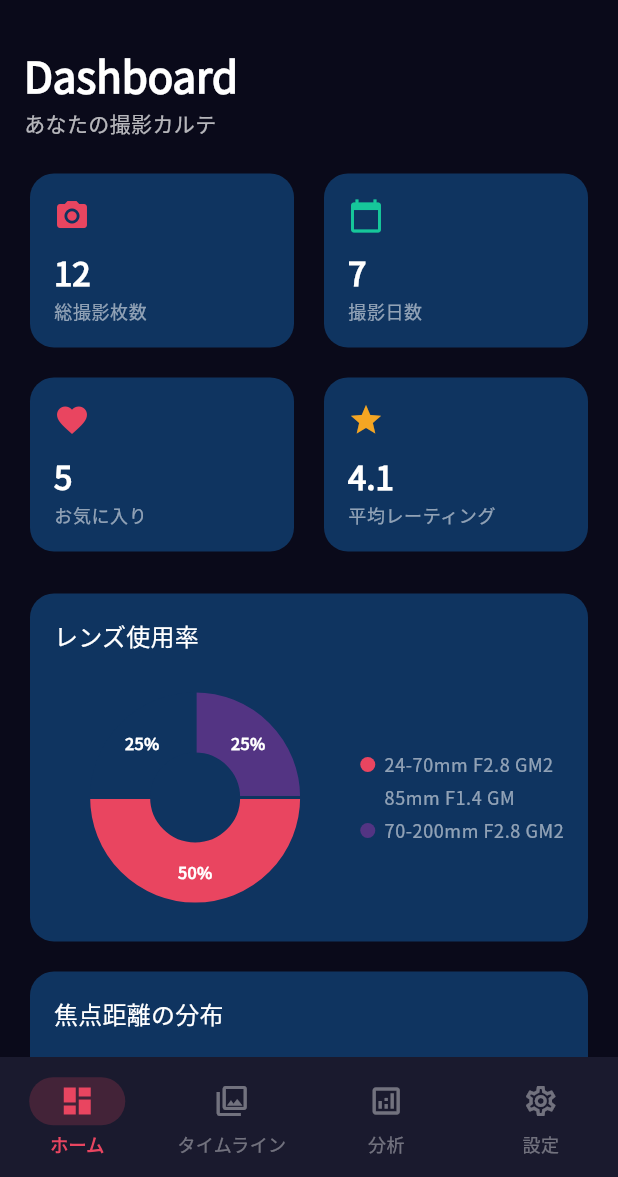
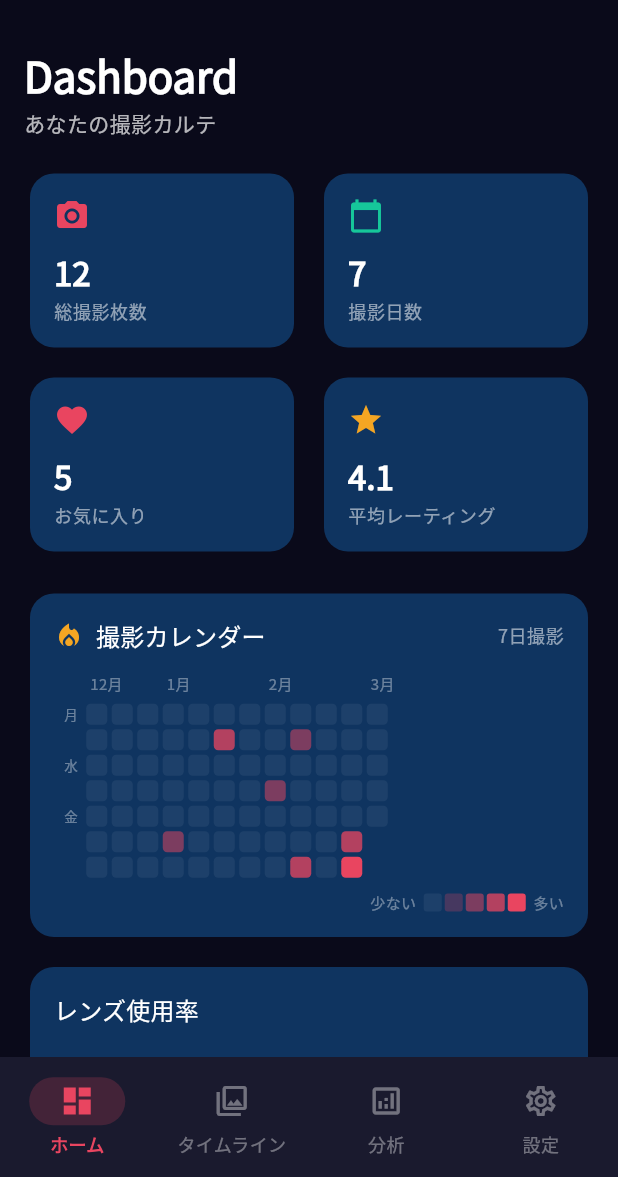
Before and after one commit to taiseidev/snap-pj, a Flutter app: the screen it shows after launch, on a phone screen of 412 x 824 dp, the part 59-1236 px from its top. Run offline on Flutter 3.47's test engine with Material 3 defaults, Android fonts, the phone set to English and light mode, and no system bars; drawn by our look-alikes of fl_chart; our stand-ins replace flutter_riverpod.

Commit message:
feat: 撮影カレンダーヒートマップ機能を追加
ホーム画面にGitHubコントリビューショングラフ風の撮影カレンダーを追加。
過去12週間の撮影日を色の濃淡で可視化し、撮影頻度を一目で把握できる。

https://claude.ai/code/session_01EKiGJTL4ySJhkYVx3yz9iJ

```diff
--- a/lib/features/home/presentation/pages/home_page.dart
+++ b/lib/features/home/presentation/pages/home_page.dart
@@ -6,6 +6,7 @@ import '../../../../shared/widgets/stat_card.dart';
 import '../widgets/focal_length_chart.dart';
 import '../widgets/lens_usage_chart.dart';
 import '../widgets/recent_activity.dart';
+import '../widgets/shooting_calendar.dart';
 
 class HomePage extends ConsumerWidget {
   final void Function(int) onNavigate;
@@ -107,6 +108,8 @@ class HomePage extends ConsumerWidget {
               ),
             )
           else ...[
+            ShootingCalendar(photos: photos),
+            const SizedBox(height: 12),
             LensUsageChart(photos: photos),
             const SizedBox(height: 12),
             FocalLengthChart(photos: photos),
--- /dev/null
+++ b/lib/features/home/presentation/widgets/shooting_calendar.dart
@@ -0,0 +1,206 @@
+import 'package:flutter/material.dart';
+import 'package:intl/intl.dart';
+
+import '../../../../shared/models/photo_data.dart';
+
+class ShootingCalendar extends StatelessWidget {
+  final List<PhotoData> photos;
+
+  const ShootingCalendar({super.key, required this.photos});
+
+  @override
+  Widget build(BuildContext context) {
+    final now = DateTime(2026, 3, 6);
+    final shotCounts = <String, int>{};
+    for (final photo in photos) {
+      final key = _dateKey(photo.shotAt);
+      shotCounts[key] = (shotCounts[key] ?? 0) + 1;
+    }
+
+    final maxCount =
+        shotCounts.values.fold<int>(0, (a, b) => a > b ? a : b).clamp(1, 999);
+
+    // Show 12 weeks (roughly 3 months)
+    const weeks = 12;
+    // Start from the Monday of (now - 12 weeks)
+    final todayWeekday = now.weekday; // 1=Mon, 7=Sun
+    final endOfWeek = now.add(Duration(days: 7 - todayWeekday));
+    final startDate = endOfWeek.subtract(const Duration(days: 7 * weeks - 1));
+
+    final monthLabels = <_MonthLabel>[];
+    int? lastMonth;
+    for (int col = 0; col < weeks; col++) {
+      final date = startDate.add(Duration(days: col * 7));
+      if (date.month != lastMonth) {
+        lastMonth = date.month;
+        monthLabels.add(_MonthLabel(col: col, label: DateFormat.MMM('ja').format(date)));
+      }
+    }
+
+    const cellSize = 14.0;
+    const cellGap = 3.0;
+
+    return Card(
+      child: Padding(
+        padding: const EdgeInsets.all(16),
+        child: Column(
+          crossAxisAlignment: CrossAxisAlignment.start,
+          children: [
+            Row(
+              children: [
+                const Icon(Icons.local_fire_department,
+                    color: Color(0xFFF5A623), size: 20),
+                const SizedBox(width: 8),
+                Text(
+                  '撮影カレンダー',
+                  style: Theme.of(context).textTheme.titleMedium,
+                ),
+                const Spacer(),
+                Text(
+                  '${shotCounts.length}日撮影',
+                  style: Theme.of(context).textTheme.bodySmall,
+                ),
+              ],
+            ),
+            const SizedBox(height: 12),
+            // Month labels
+            SizedBox(
+              height: 16,
+              child: Row(
+                children: [
+                  // Space for day labels
+                  const SizedBox(width: 24),
+                  ...List.generate(weeks, (col) {
+                    final label = monthLabels
+                        .where((m) => m.col == col)
+                        .map((m) => m.label)
+                        .firstOrNull;
+                    return SizedBox(
+                      width: cellSize + cellGap,
+                      child: label != null
+                          ? Text(label,
+                              style: const TextStyle(
+                                  fontSize: 10, color: Colors.white38),
+                              overflow: TextOverflow.visible,
+                              softWrap: false)
+                          : null,
+                    );
+                  }),
+                ],
+              ),
+            ),
+            const SizedBox(height: 4),
+            // Calendar grid: 7 rows (Mon-Sun) x weeks columns
+            Row(
+              crossAxisAlignment: CrossAxisAlignment.start,
+              children: [
+                // Day labels
+                Column(
+                  children: List.generate(7, (row) {
+                    const labels = ['月', '', '水', '', '金', '', ''];
+                    return SizedBox(
+                      width: 20,
+                      height: cellSize + cellGap,
+                      child: Align(
+                        alignment: Alignment.centerRight,
+                        child: Padding(
+                          padding: const EdgeInsets.only(right: 4),
+                          child: Text(
+                            labels[row],
+                            style: const TextStyle(
+                                fontSize: 9, color: Colors.white38),
+                          ),
+                        ),
+                      ),
+                    );
+                  }),
+                ),
+                // Grid
+                ...List.generate(weeks, (col) {
+                  return Column(
+                    children: List.generate(7, (row) {
+                      final date =
+                          startDate.add(Duration(days: col * 7 + row));
+                      final count = shotCounts[_dateKey(date)] ?? 0;
+                      final isAfterToday = date.isAfter(now);
+
+                      Color cellColor;
+                      if (isAfterToday) {
+                        cellColor = Colors.transparent;
+                      } else if (count == 0) {
+                        cellColor = Colors.white.withValues(alpha: 0.06);
+                      } else {
+                        final intensity = (count / maxCount).clamp(0.0, 1.0);
+                        if (intensity <= 0.25) {
+                          cellColor = const Color(0xFFE94560).withValues(alpha: 0.25);
+                        } else if (intensity <= 0.5) {
+                          cellColor = const Color(0xFFE94560).withValues(alpha: 0.5);
+                        } else if (intensity <= 0.75) {
+                          cellColor = const Color(0xFFE94560).withValues(alpha: 0.75);
+                        } else {
+                          cellColor = const Color(0xFFE94560);
+                        }
+                      }
+
+                      return Padding(
+                        padding: const EdgeInsets.all(cellGap / 2),
+                        child: Container(
+                          width: cellSize,
+                          height: cellSize,
+                          decoration: BoxDecoration(
+                            color: cellColor,
+                            borderRadius: BorderRadius.circular(3),
+                          ),
+                        ),
+                      );
+                    }),
+                  );
+                }),
+              ],
+            ),
+            const SizedBox(height: 8),
+            // Legend
+            Row(
+              mainAxisAlignment: MainAxisAlignment.end,
+              children: [
+                const Text('少ない',
+                    style: TextStyle(fontSize: 10, color: Colors.white38)),
+                const SizedBox(width: 4),
+                _legendCell(Colors.white.withValues(alpha: 0.06)),
+                _legendCell(const Color(0xFFE94560).withValues(alpha: 0.25)),
+                _legendCell(const Color(0xFFE94560).withValues(alpha: 0.5)),
+                _legendCell(const Color(0xFFE94560).withValues(alpha: 0.75)),
+                _legendCell(const Color(0xFFE94560)),
+                const SizedBox(width: 4),
+                const Text('多い',
+                    style: TextStyle(fontSize: 10, color: Colors.white38)),
+              ],
+            ),
+          ],
+        ),
+      ),
+    );
+  }
+
+  Widget _legendCell(Color color) {
+    return Padding(
+      padding: const EdgeInsets.symmetric(horizontal: 1),
+      child: Container(
+        width: 12,
+        height: 12,
+        decoration: BoxDecoration(
+          color: color,
+          borderRadius: BorderRadius.circular(2),
+        ),
+      ),
+    );
+  }
+
+  String _dateKey(DateTime dt) => '${dt.year}-${dt.month}-${dt.day}';
+}
+
+class _MonthLabel {
+  final int col;
+  final String label;
+  const _MonthLabel({required this.col, required this.label});
+}
```
